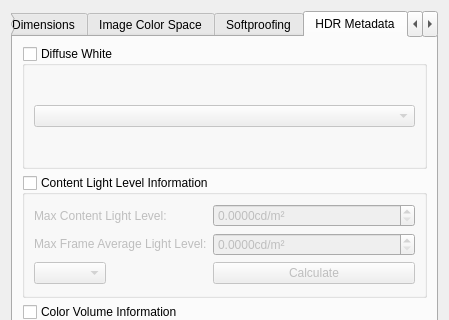
Above: libs/ui/forms/wdgimageproperties.ui from KDE/krita before the change; both pictures show x 0 to 449 and y 0 to 320 of the 449 by 583 pixel window. Below: the same form after it.
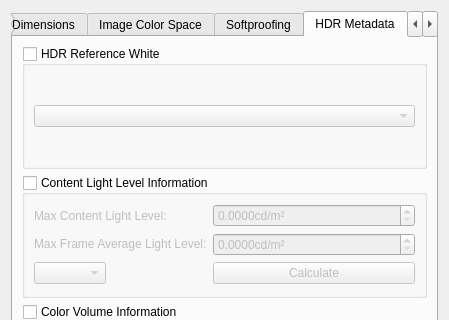
That is the form after the change. The open tabs and pages were chosen to show the change. Custom widgets are drawn as their Qt base class.

Commit message: Rename "Diffuse White" -> "HDR Reference White" in the GUI

```diff
--- a/libs/ui/forms/wdgimageproperties.ui
+++ b/libs/ui/forms/wdgimageproperties.ui
@@ -305,7 +305,7 @@
        <item>
         <widget class="QGroupBox" name="gbxDiffuseWhite">
          <property name="title">
-          <string>Diffuse White</string>
+          <string>HDR Reference White</string>
          </property>
          <property name="checkable">
           <bool>true</bool>
```
Left out of the diff: 4 changed lines with no effect on the pictures. The commit also changes 1 other file.
